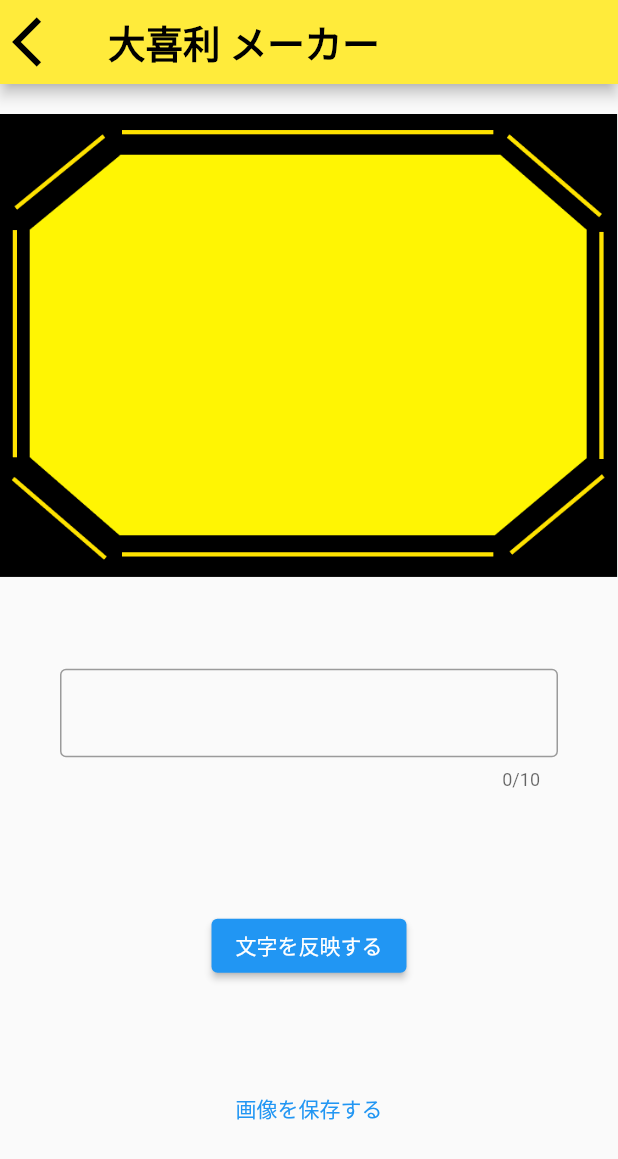
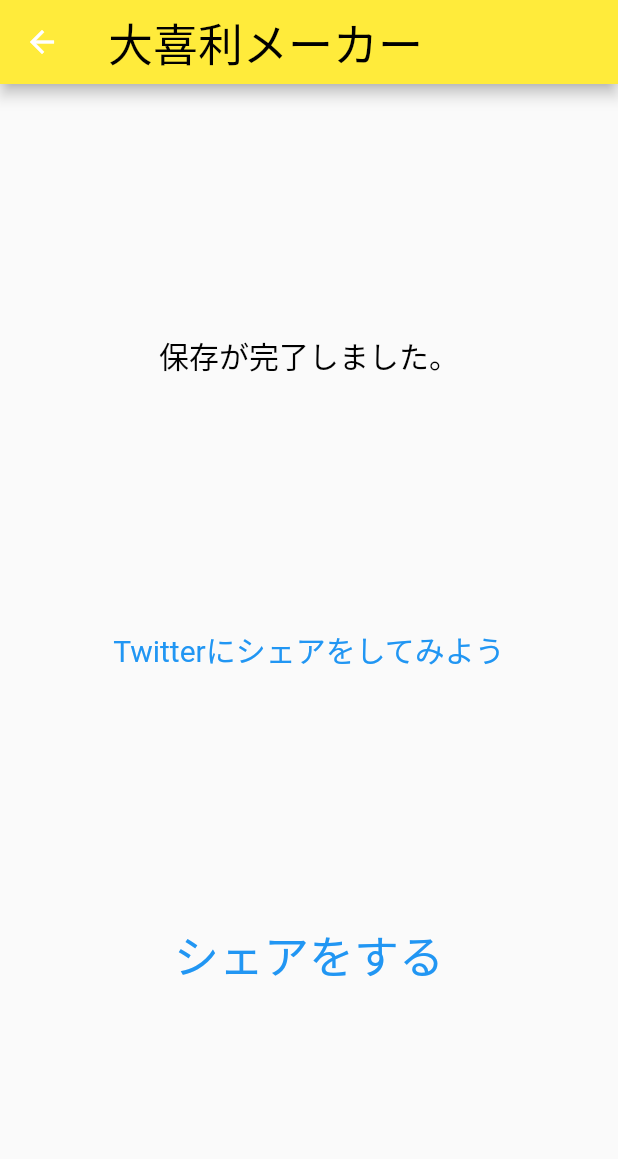
Before and after one commit to iseruuuuu/bokete_create_app, a Flutter app: the HomeFulScreen screen opened directly, after a tap on "画像を保存する", on a phone screen of 412 x 824 dp. Shown: the top 1159 px of the screen. Run offline on Flutter 3.47's test engine with Material 2 defaults, Android fonts, the phone set to English and light mode, and no system bars; our stand-ins replace flutter_svg, get, image_gallery_saver; missing offline and left inert: image_editor; project files that could hold a hidden picture were left out.

Commit message:
add: 保存した後の画面を作成

```diff
--- a/lib/screen/home_ful/home_ful_screen.dart
+++ b/lib/screen/home_ful/home_ful_screen.dart
@@ -1,4 +1,5 @@
 import 'dart:typed_data';
+import 'package:bokete_create_app/screen/store/store_screen.dart';
 import 'package:flutter/material.dart';
 import 'package:flutter/services.dart';
 import 'package:image_editor/image_editor.dart';
@@ -65,18 +66,37 @@ class _HomeFulScreenState extends State<HomeFulScreen> {
             ),
           ),
           const Spacer(),
-          ElevatedButton(
-            onPressed: () async {
+          GestureDetector(
+            onTap: () async {
               await addText(fontName);
             },
-            child: const Text('文字を反映する'),
+            child: const Text(
+              '文字を反映する',
+              style: TextStyle(
+                fontSize: 20,
+                color: Colors.blue,
+              ),
+            ),
           ),
           const Spacer(),
-          TextButton(
-            onPressed: () {
+          GestureDetector(
+            onTap: () async {
               onImageStore();
+              //スナックバーを出す
+              Navigator.push(
+                context,
+                MaterialPageRoute(
+                  builder: (context) => const StoreScreen(),
+                ),
+              );
             },
-            child: const Text('画像を保存する'),
+            child: const Text(
+              '画像を保存する',
+              style: TextStyle(
+                fontSize: 20,
+                color: Colors.blue,
+              ),
+            ),
           ),
           const Spacer(),
         ],
@@ -134,7 +154,6 @@ class _HomeFulScreenState extends State<HomeFulScreen> {
     }
     target = MemoryImage(result);
     _uint8list = result;
-
     setState(() {});
   }
 
--- /dev/null
+++ b/lib/screen/store/store_screen.dart
@@ -0,0 +1,58 @@
+import 'package:bokete_create_app/screen/store/store_screen_controller.dart';
+import 'package:flutter/material.dart';
+import 'package:get/get.dart';
+
+class StoreScreen extends StatelessWidget {
+  const StoreScreen({Key? key}) : super(key: key);
+
+  @override
+  Widget build(BuildContext context) {
+    final controller = Get.put(StoreScreenController());
+    return Scaffold(
+      appBar: AppBar(
+        backgroundColor: Colors.yellow,
+        title: const Text(
+          '大喜利メーカー',
+          style: TextStyle(
+            color: Colors.black,
+            fontSize: 30,
+          ),
+        ),
+      ),
+      body: Center(
+        child: Column(
+          mainAxisAlignment: MainAxisAlignment.spaceEvenly,
+          children: [
+            const Text(
+              '保存が完了しました。',
+              style: TextStyle(
+                fontSize: 20,
+                color: Colors.black,
+              ),
+            ),
+            //TODO 画像を載せる。
+            //Image(image: target!),
+
+            const Text(
+              'Twitterにシェアをしてみよう',
+              style: TextStyle(
+                fontSize: 20,
+                color: Colors.blue,
+              ),
+            ),
+            GestureDetector(
+              onTap: controller.onTapShare,
+              child: const Text(
+                'シェアをする',
+                style: TextStyle(
+                  fontSize: 30,
+                  color: Colors.blue,
+                ),
+              ),
+            ),
+          ],
+        ),
+      ),
+    );
+  }
+}
--- /dev/null
+++ b/lib/screen/store/store_screen_controller.dart
@@ -0,0 +1,9 @@
+import 'package:bokete_create_app/screen/home_ful/home_ful_screen.dart';
+import 'package:get/get.dart';
+
+class StoreScreenController extends GetxController {
+ void onTapShare() {
+   //Twitterにシェアをする。
+
+ }
+}
```
